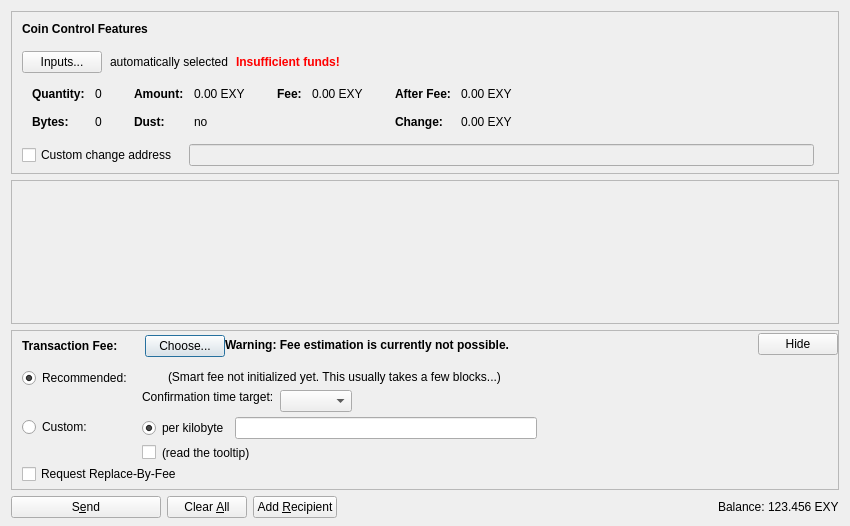
Above: src/qt/forms/sendcoinsdialog.ui from LucienZerger/straya-coin-dev before the change. Below: the same form after it.
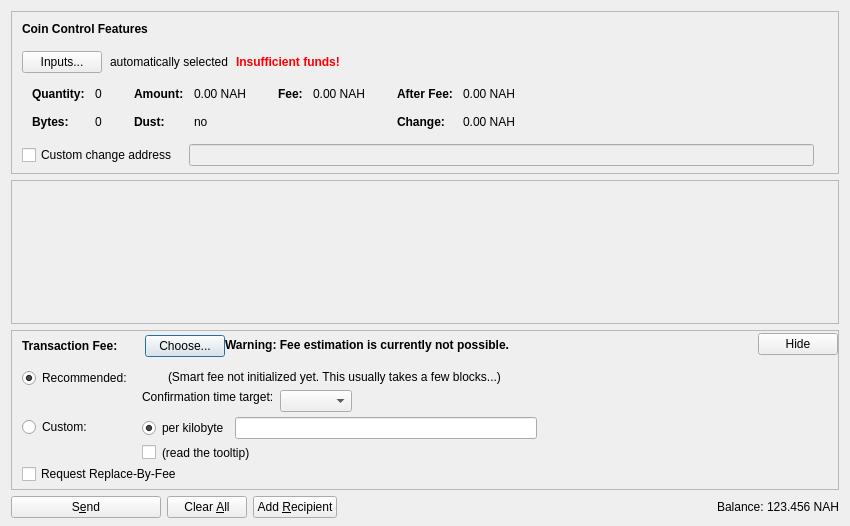
That is the form after the change. Icons and pictures are not drawn. Custom widgets are drawn as their Qt base class.

Diff of the .ui file:
```diff
--- a/src/qt/forms/sendcoinsdialog.ui
+++ b/src/qt/forms/sendcoinsdialog.ui
@@ -324,7 +324,7 @@
                   <enum>Qt::ActionsContextMenu</enum>
                  </property>
                  <property name="text">
-                  <string notr="true">0.00 EXY</string>
+                  <string notr="true">0.00 NAH</string>
                  </property>
                  <property name="textInteractionFlags">
                   <set>Qt::LinksAccessibleByMouse|Qt::TextSelectableByKeyboard|Qt::TextSelectableByMouse</set>
@@ -404,7 +404,7 @@
                   <enum>Qt::ActionsContextMenu</enum>
                  </property>
                  <property name="text">
-                  <string notr="true">0.00 EXY</string>
+                  <string notr="true">0.00 NAH</string>
                  </property>
                  <property name="textInteractionFlags">
                   <set>Qt::LinksAccessibleByMouse|Qt::TextSelectableByKeyboard|Qt::TextSelectableByMouse</set>
@@ -455,7 +455,7 @@
                   <enum>Qt::ActionsContextMenu</enum>
                  </property>
                  <property name="text">
-                  <string notr="true">0.00 EXY</string>
+                  <string notr="true">0.00 NAH</string>
                  </property>
                  <property name="textInteractionFlags">
                   <set>Qt::LinksAccessibleByMouse|Qt::TextSelectableByKeyboard|Qt::TextSelectableByMouse</set>
@@ -484,7 +484,7 @@
                   <enum>Qt::ActionsContextMenu</enum>
                  </property>
                  <property name="text">
-                  <string notr="true">0.00 EXY</string>
+                  <string notr="true">0.00 NAH</string>
                  </property>
                  <property name="textInteractionFlags">
                   <set>Qt::LinksAccessibleByMouse|Qt::TextSelectableByKeyboard|Qt::TextSelectableByMouse</set>
@@ -1253,7 +1253,7 @@
           <cursorShape>IBeamCursor</cursorShape>
          </property>
          <property name="text">
-          <string notr="true">123.456 EXY</string>
+          <string notr="true">123.456 NAH</string>
          </property>
          <property name="textInteractionFlags">
           <set>Qt::LinksAccessibleByMouse|Qt::TextSelectableByKeyboard|Qt::TextSelectableByMouse</set>
```
